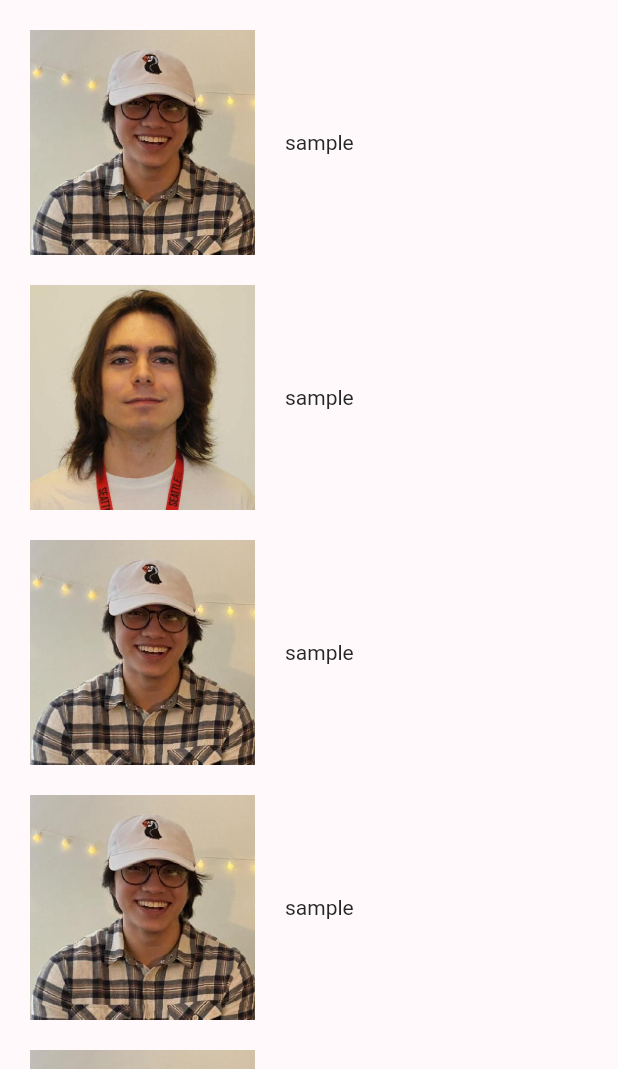
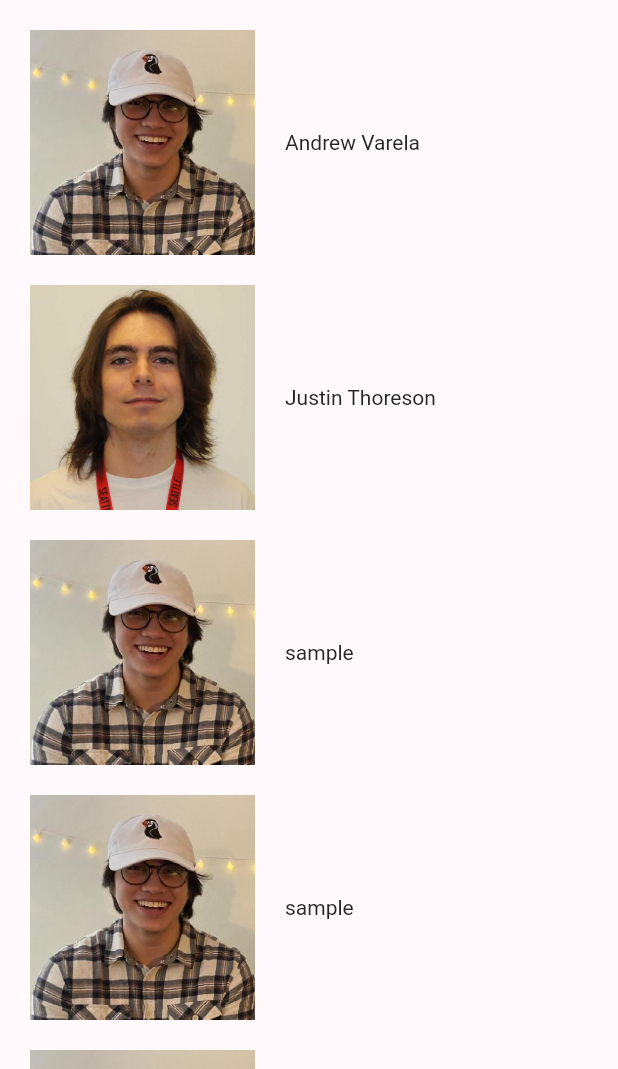
Before and after one commit to varelandrew/DepthSpectrum, a Flutter app: the About screen opened directly, on a phone screen of 412 x 824 dp, the part 167-1236 px from its top. Run offline on Flutter 3.47's test engine with Material 2 defaults, Android fonts, the phone set to English and light mode, and no system bars; our stand-ins replace camera; missing offline and left inert: flutter_inappwebview; network calls fail.

Commit message:
Refactoring images to assets

```diff
--- a/lib/pages/about.dart
+++ b/lib/pages/about.dart
@@ -24,12 +24,12 @@ class About extends StatelessWidget {
             children:  [
               const Padding(padding: EdgeInsets.all(10),),
               Image.asset(
-                "lib/Images/andrew.jpg",
+                "assets/images/andrew.jpg",
                 width: 150.0,
               ),
               const Padding(padding: EdgeInsets.all(10),),
               const Flexible(
-                child: Text("sample")
+                child: Text("Andrew Varela")
               )
             ],
           ),
@@ -38,12 +38,12 @@ class About extends StatelessWidget {
             children:  [
               const Padding(padding: EdgeInsets.all(10),),
               Image.asset(
-                "lib/Images/Justin.jpg",
+                "assets/images/justin.jpg",
                 width: 150.0,
               ),
               const Padding(padding: EdgeInsets.all(10),),
               const Flexible(
-                child: Text("sample")
+                child: Text("Justin Thoreson")
               )
             ],
           ),
@@ -52,7 +52,7 @@ class About extends StatelessWidget {
             children:  [
               const Padding(padding: EdgeInsets.all(10),),
               Image.asset(
-                "lib/Images/andrew.jpg",
+                "assets/images/andrew.jpg",
                 width: 150.0,
 
               ),
@@ -67,7 +67,7 @@ class About extends StatelessWidget {
             children:  [
               const Padding(padding: EdgeInsets.all(10),),
               Image.asset(
-                "lib/Images/andrew.jpg",
+                "assets/images/andrew.jpg",
                 width: 150.0,
 
               ),
@@ -82,7 +82,7 @@ class About extends StatelessWidget {
             children:  [
               const Padding(padding: EdgeInsets.all(10),),
               Image.asset(
-                "lib/Images/andrew.jpg",
+                "assets/images/andrew.jpg",
                 width: 150.0,
 
               ),
--- a/pubspec.yaml
+++ b/pubspec.yaml
@@ -68,7 +68,7 @@ flutter:
     - assets/model_viewer.html
     - assets/jslibs/
     - assets/textures/
-    - lib/Images/
+    - assets/images/
 
   # An image asset can refer to one or more resolution-specific "variants", see
   # https://flutter.dev/assets-and-images/#resolution-aware.
```
Also changed, not shown: assets/images/andrew.jpg (renamed from lib/Images/andrew.jpg), assets/images/justin.jpg (renamed from lib/Images/Justin.jpg), assets/images/ryan.png (renamed from lib/Images/ryan.png), lib/Images/andrew.PNG (deleted). Lines whose indentation alone changed are shown as unchanged.
